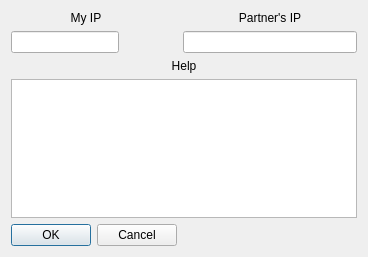
tkertesz/hrrqt, file HungarianRoadRage/startview.ui: the form before one commit.
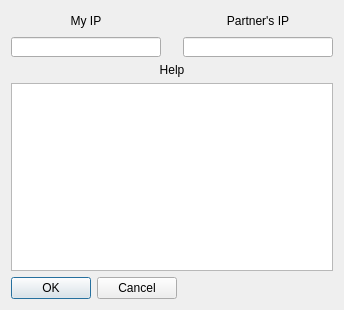
The form after the commit.

Commit message: Startview optimalization :)

```diff
--- a/HungarianRoadRage/startview.ui
+++ b/HungarianRoadRage/startview.ui
@@ -6,8 +6,8 @@
    <rect>
     <x>0</x>
     <y>0</y>
-    <width>368</width>
-    <height>257</height>
+    <width>334</width>
+    <height>310</height>
    </rect>
   </property>
   <property name="windowTitle">
@@ -17,28 +17,43 @@
    <property name="fieldGrowthPolicy">
     <enum>QFormLayout::AllNonFixedFieldsGrow</enum>
    </property>
-   <item row="0" column="1">
-    <widget class="QLabel" name="label_3">
-     <property name="text">
-      <string>Partner's IP</string>
-     </property>
-     <property name="alignment">
-      <set>Qt::AlignCenter</set>
-     </property>
-    </widget>
-   </item>
    <item row="2" column="0">
     <widget class="QLineEdit" name="lineEdit">
      <property name="enabled">
       <bool>true</bool>
      </property>
+     <property name="minimumSize">
+      <size>
+       <width>150</width>
+       <height>20</height>
+      </size>
+     </property>
+     <property name="maximumSize">
+      <size>
+       <width>150</width>
+       <height>20</height>
+      </size>
+     </property>
      <property name="readOnly">
       <bool>true</bool>
      </property>
     </widget>
    </item>
    <item row="2" column="1">
-    <widget class="QLineEdit" name="lineEdit_2"/>
+    <widget class="QLineEdit" name="lineEdit_2">
+     <property name="minimumSize">
+      <size>
+       <width>150</width>
+       <height>20</height>
+      </size>
+     </property>
+     <property name="maximumSize">
+      <size>
+       <width>150</width>
+       <height>20</height>
+      </size>
+     </property>
+    </widget>
    </item>
    <item row="3" column="0" colspan="2">
     <widget class="QLabel" name="label_2">
@@ -68,7 +83,13 @@
      <property name="minimumSize">
       <size>
        <width>150</width>
-       <height>10</height>
+       <height>20</height>
+      </size>
+     </property>
+     <property name="maximumSize">
+      <size>
+       <width>150</width>
+       <height>20</height>
       </size>
      </property>
      <property name="text">
@@ -79,6 +100,28 @@
      </property>
     </widget>
    </item>
+   <item row="0" column="1">
+    <widget class="QLabel" name="label_3">
+     <property name="minimumSize">
+      <size>
+       <width>150</width>
+       <height>20</height>
+      </size>
+     </property>
+     <property name="maximumSize">
+      <size>
+       <width>150</width>
+       <height>20</height>
+      </size>
+     </property>
+     <property name="text">
+      <string>Partner's IP</string>
+     </property>
+     <property name="alignment">
+      <set>Qt::AlignCenter</set>
+     </property>
+    </widget>
+   </item>
   </layout>
  </widget>
  <resources/>
```
